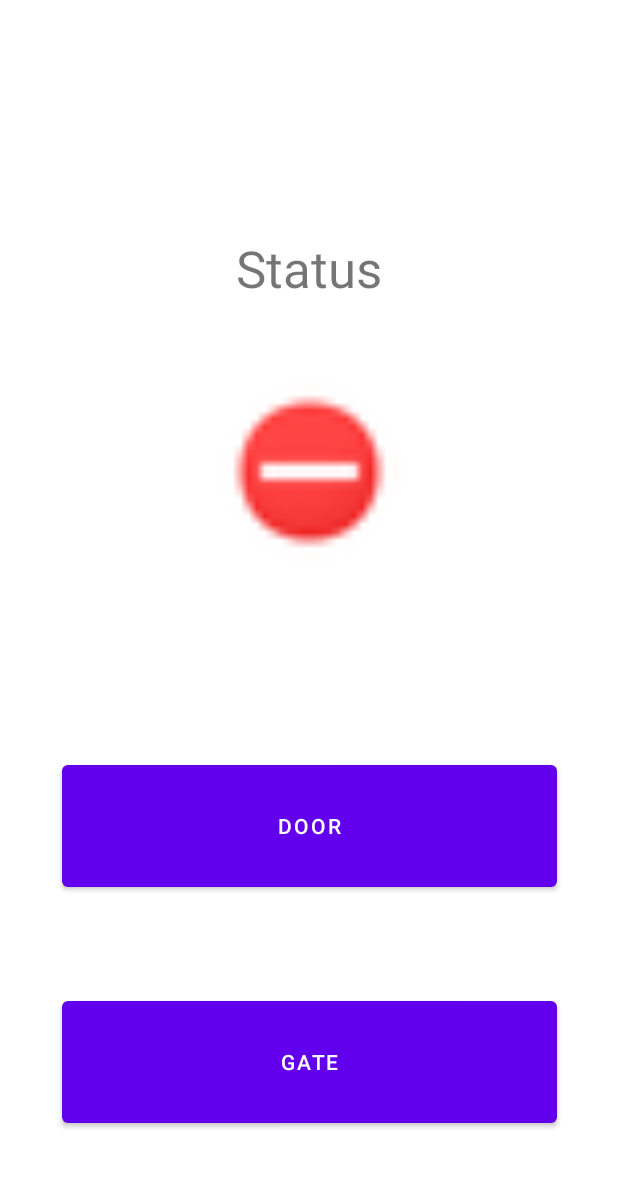
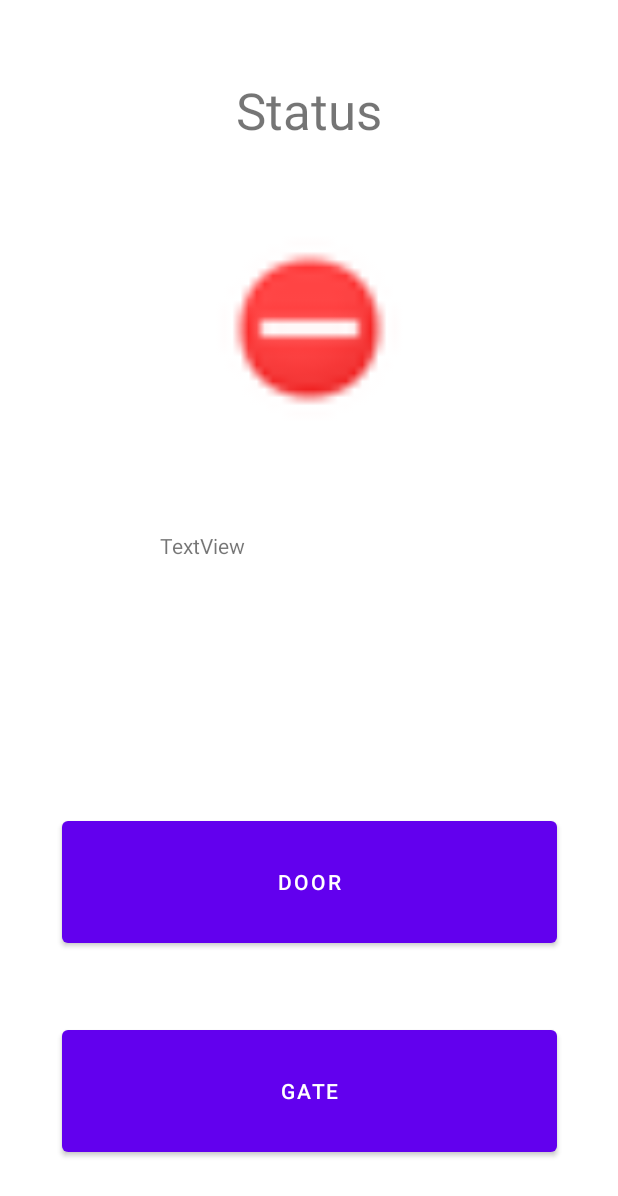
Before and after one commit to calinrc/smart-home-remote, an Android app: the layout activity_main.xml on its own in the app's theme, with its tools: preview values and no code run, on a phone screen of 412 x 824 dp. Shown: the top 1196 px of the screen. Run offline under Robolectric (Android 15) with nearby library versions, the phone set to English and light mode, and no system bars.

Commit message:
fix: update

```diff
--- a/client/android/SmartHouseRemote/app/src/main/java/org/calinrc/smarthouseremote/data/Parsers.kt
+++ b/client/android/SmartHouseRemote/app/src/main/java/org/calinrc/smarthouseremote/data/Parsers.kt
@@ -23,7 +23,7 @@ sealed class HomeResponse {
         }
     }
 
-    data class FailedHomeResponse(val statusCode: Int, val exception: Exception) :
+    data class FailedHomeResponse(val statusCode: Int, val exception: Exception, val isRetriable:Boolean=false) :
         HomeResponse() {
         override fun toString(): String {
             return "$statusCode - ${exception.message}"
--- a/client/android/SmartHouseRemote/app/src/main/res/layout/activity_main.xml
+++ b/client/android/SmartHouseRemote/app/src/main/res/layout/activity_main.xml
@@ -16,7 +16,7 @@
         app:layout_constraintEnd_toEndOf="parent"
         app:layout_constraintStart_toStartOf="parent"
         app:layout_constraintTop_toTopOf="parent"
-        app:layout_constraintVertical_bias="0.2" />
+        app:layout_constraintVertical_bias="0.065" />
 
     <ImageView
         android:id="@+id/imageView"
@@ -50,7 +50,19 @@
         app:layout_constraintBottom_toBottomOf="parent"
         app:layout_constraintEnd_toEndOf="parent"
         app:layout_constraintStart_toStartOf="parent"
+        app:layout_constraintTop_toBottomOf="@+id/textViewDetails"
+        app:layout_constraintVertical_bias="0.355" />
+
+    <TextView
+        android:id="@+id/textViewDetails"
+        android:layout_width="198dp"
+        android:layout_height="83dp"
+        android:text="TextView"
+        app:layout_constraintBottom_toBottomOf="parent"
+        app:layout_constraintEnd_toEndOf="parent"
+        app:layout_constraintHorizontal_bias="0.498"
+        app:layout_constraintStart_toStartOf="parent"
         app:layout_constraintTop_toBottomOf="@+id/imageView"
-        app:layout_constraintVertical_bias="0.354" />
+        app:layout_constraintVertical_bias="0.153" />
 
 </androidx.constraintlayout.widget.ConstraintLayout>
```
Also changed, not shown: client/android/SmartHouseRemote/app/src/main/java/org/calinrc/smarthouseremote/MainActivity.kt (+5 -2 lines), client/android/SmartHouseRemote/app/src/main/java/org/calinrc/smarthouseremote/data/Repository.kt (+50 -73 lines).
